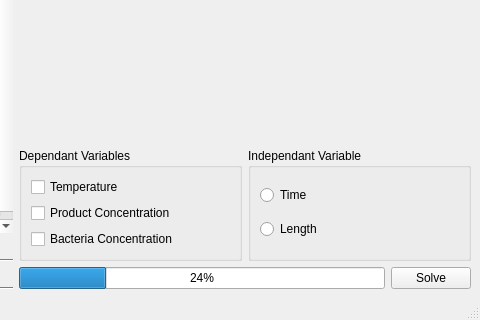
mirrorscotty/fd-solver, file gui/solver.ui: the form before one commit; both pictures show x 346 to 826 and y 360 to 680 of the 826 by 680 pixel window.
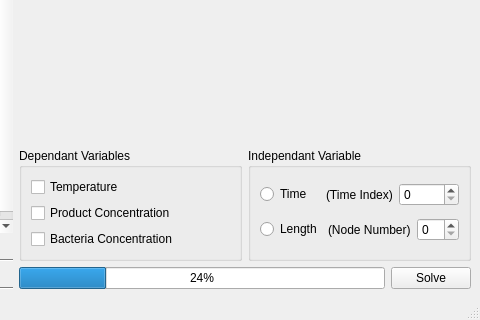
The form after the commit. The open tabs and pages were chosen to show the change. Custom widgets are drawn as their Qt base class.

Commit message: Made plotting more configureable.

Patch:
```diff
--- a/gui/solver.ui
+++ b/gui/solver.ui
@@ -991,6 +991,8 @@
           </property>
           <layout class="QVBoxLayout" name="verticalLayout_2">
            <item>
+            <layout class="QHBoxLayout" name="horizontalLayout_34">
+             <item>
             <widget class="QRadioButton" name="radioTime">
              <property name="text">
               <string>Time</string>
@@ -998,12 +1000,38 @@
             </widget>
            </item>
            <item>
+              <widget class="QLabel" name="label_9">
+               <property name="text">
+                <string>(Time Index)</string>
+               </property>
+              </widget>
+             </item>
+             <item>
+              <widget class="QSpinBox" name="spinPlotTIndex"/>
+             </item>
+            </layout>
+           </item>
+           <item>
+            <layout class="QHBoxLayout" name="horizontalLayout_35">
+             <item>
             <widget class="QRadioButton" name="radioLength">
              <property name="text">
               <string>Length</string>
              </property>
             </widget>
            </item>
+             <item>
+              <widget class="QLabel" name="label_10">
+               <property name="text">
+                <string>(Node Number)</string>
+               </property>
+              </widget>
+             </item>
+             <item>
+              <widget class="QSpinBox" name="spinPlotNode"/>
+             </item>
+            </layout>
+           </item>
           </layout>
          </widget>
         </item>
```
Left out of the diff: 16 changed lines with no effect on the pictures. Lines whose indentation alone changed are shown as unchanged. The commit also changes 2 other files.
